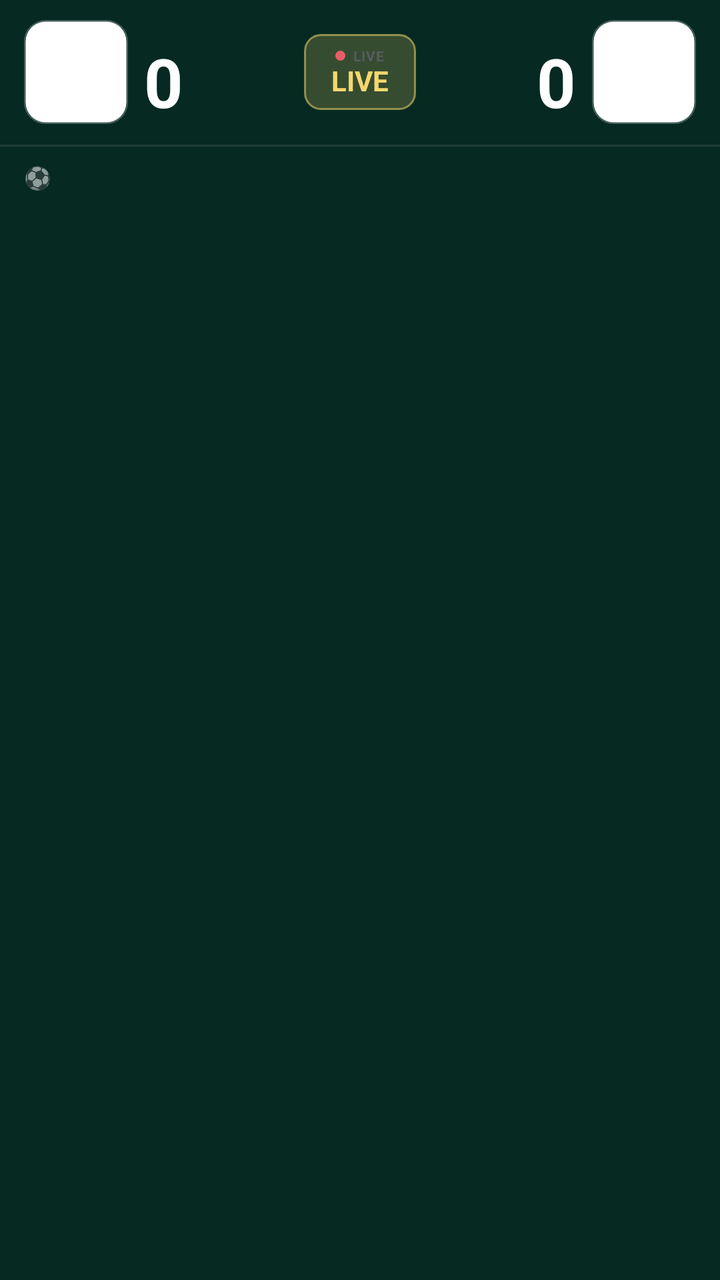
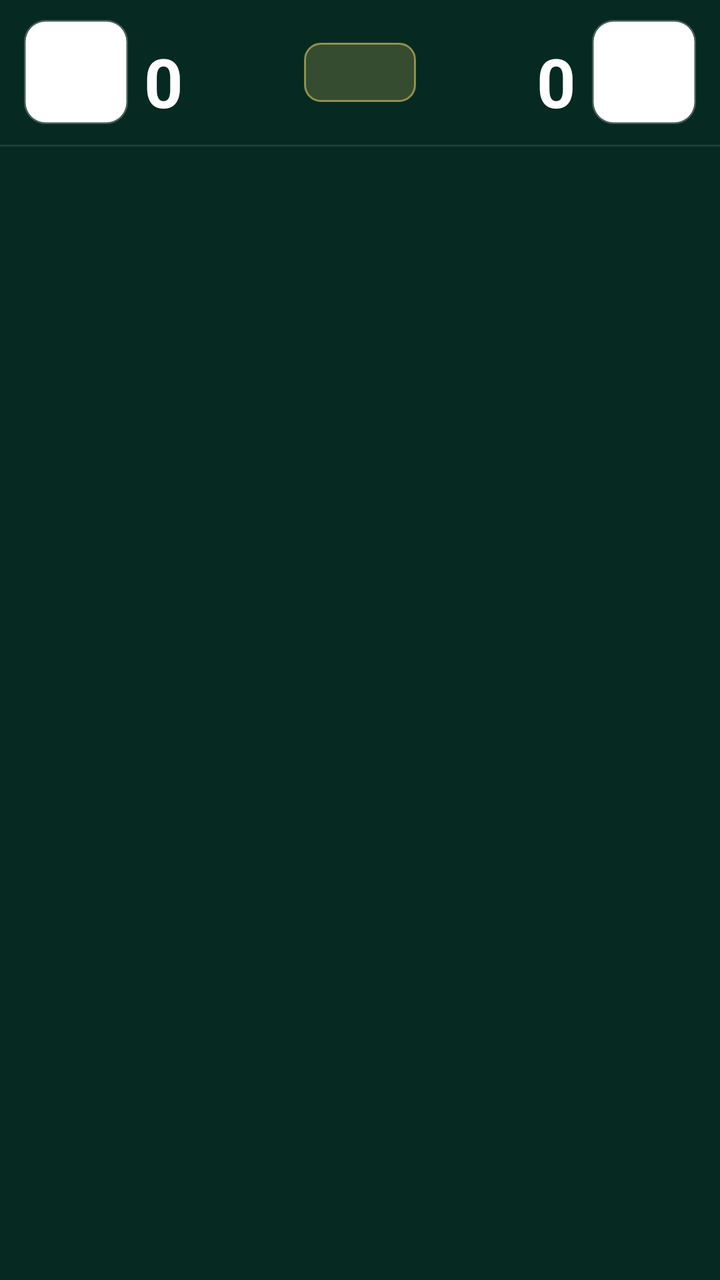

The first picture is an Android layout as it rendered before a commit; the second is the same layout after the commit. The layout source and the unified diff follow.
<!-- AndroidManifest.xml: fallback theme Theme.MaterialComponents.DayNight.NoActionBar -->
<!-- res/layout/live_activity.xml -->
<?xml version="1.0" encoding="utf-8"?>
<LinearLayout xmlns:android="http://schemas.android.com/apk/res/android"
    android:layout_width="match_parent"
    android:layout_height="wrap_content"
    android:background="#FF062921"
    android:orientation="vertical">

    
    <LinearLayout
        android:layout_width="match_parent"
        android:layout_height="wrap_content"
        android:gravity="center_vertical"
        android:orientation="horizontal"
        android:paddingStart="12dp"
        android:paddingEnd="12dp"
        android:paddingTop="10dp"
        android:paddingBottom="10dp">

        
        <LinearLayout
            android:layout_width="0dp"
            android:layout_height="wrap_content"
            android:layout_weight="1"
            android:gravity="center_vertical"
            android:orientation="horizontal">

            
            <FrameLayout
                android:id="@+id/team1_logo_frame"
                android:layout_width="52dp"
                android:layout_height="52dp"
                android:background="@drawable/live_logo_card_bg"
                android:padding="4dp">

                <ImageView
                    android:id="@+id/team1_image"
                    android:layout_width="match_parent"
                    android:layout_height="match_parent"
                    android:adjustViewBounds="true"
                    android:scaleType="fitCenter"
                    android:visibility="gone" />

                <TextView
                    android:id="@+id/team1_monogram"
                    android:layout_width="match_parent"
                    android:layout_height="match_parent"
                    android:gravity="center"
                    android:text="—"
                    android:textColor="#FF062921"
                    android:textSize="14sp"
                    android:textStyle="bold"
                    android:visibility="gone" />
            </FrameLayout>

            
            <LinearLayout
                android:layout_width="0dp"
                android:layout_height="wrap_content"
                android:layout_weight="1"
                android:layout_marginStart="8dp"
                android:orientation="vertical">

                <TextView
                    android:id="@+id/team1_abbrev"
                    android:layout_width="wrap_content"
                    android:layout_height="wrap_content"
                    android:ellipsize="end"
                    android:maxLines="1"
                    android:textColor="#99FFFFFF"
                    android:textSize="9sp"
                    android:textStyle="bold" />

                <TextView
                    android:id="@+id/team1_score"
                    android:layout_width="wrap_content"
                    android:layout_height="wrap_content"
                    android:includeFontPadding="false"
                    android:text="0"
                    android:textColor="#FFFFFFFF"
                    android:textSize="34sp"
                    android:textStyle="bold" />
            </LinearLayout>
        </LinearLayout>

        
        <LinearLayout
            android:layout_width="wrap_content"
            android:layout_height="wrap_content"
            android:layout_marginHorizontal="6dp"
            android:background="@drawable/live_minute_chip"
            android:gravity="center"
            android:minWidth="56dp"
            android:orientation="vertical"
            android:paddingHorizontal="8dp"
            android:paddingVertical="6dp">

            
            <LinearLayout
                android:layout_width="wrap_content"
                android:layout_height="wrap_content"
                android:gravity="center_vertical"
                android:orientation="horizontal">

                <TextView
                    android:layout_width="5dp"
                    android:layout_height="5dp"
                    android:layout_marginEnd="4dp"
                    android:background="@drawable/live_dot_red" />

                <TextView
                    android:layout_width="wrap_content"
                    android:layout_height="wrap_content"
                    android:letterSpacing="0.04"
                    android:text="LIVE"
                    android:textColor="#E8595D6A"
                    android:textSize="7sp"
                    android:textStyle="bold" />
            </LinearLayout>

            
            <TextView
                android:id="@+id/match_status"
                android:layout_width="wrap_content"
                android:layout_height="wrap_content"
                android:gravity="center"
                android:includeFontPadding="false"
                android:text="LIVE"
                android:textColor="#FFF5D76E"
                android:textSize="14sp"
                android:textStyle="bold" />
        </LinearLayout>

        
        <LinearLayout
            android:layout_width="0dp"
            android:layout_height="wrap_content"
            android:layout_weight="1"
            android:gravity="center_vertical|end"
            android:orientation="horizontal">

            
            <LinearLayout
                android:layout_width="0dp"
                android:layout_height="wrap_content"
                android:layout_weight="1"
                android:layout_marginEnd="8dp"
                android:gravity="end"
                android:orientation="vertical">

                <TextView
                    android:id="@+id/team2_abbrev"
                    android:layout_width="wrap_content"
                    android:layout_height="wrap_content"
                    android:ellipsize="end"
                    android:gravity="end"
                    android:maxLines="1"
                    android:textColor="#99FFFFFF"
                    android:textSize="9sp"
                    android:textStyle="bold" />

                <TextView
                    android:id="@+id/team2_score"
                    android:layout_width="wrap_content"
                    android:layout_height="wrap_content"
                    android:gravity="end"
                    android:includeFontPadding="false"
                    android:text="0"
                    android:textColor="#FFFFFFFF"
                    android:textSize="34sp"
                    android:textStyle="bold" />
            </LinearLayout>

            
            <FrameLayout
                android:id="@+id/team2_logo_frame"
                android:layout_width="52dp"
                android:layout_height="52dp"
                android:background="@drawable/live_logo_card_bg"
                android:padding="4dp">

                <ImageView
                    android:id="@+id/team2_image"
                    android:layout_width="match_parent"
                    android:layout_height="match_parent"
                    android:adjustViewBounds="true"
                    android:scaleType="fitCenter"
                    android:visibility="gone" />

                <TextView
                    android:id="@+id/team2_monogram"
                    android:layout_width="match_parent"
                    android:layout_height="match_parent"
                    android:gravity="center"
                    android:text="—"
                    android:textColor="#FF062921"
                    android:textSize="14sp"
                    android:textStyle="bold"
                    android:visibility="gone" />
            </FrameLayout>
        </LinearLayout>
    </LinearLayout>

    
    <View
        android:layout_width="match_parent"
        android:layout_height="1dp"
        android:background="#1AFFFFFF" />

    
    <LinearLayout
        android:id="@+id/event_bar"
        android:layout_width="match_parent"
        android:layout_height="wrap_content"
        android:gravity="center_vertical"
        android:orientation="horizontal"
        android:paddingStart="12dp"
        android:paddingEnd="12dp"
        android:paddingTop="8dp"
        android:paddingBottom="8dp"
        android:visibility="visible">

        
        <TextView
            android:layout_width="wrap_content"
            android:layout_height="wrap_content"
            android:layout_marginEnd="6dp"
            android:text="⚽"
            android:textSize="11sp" />

        
        <TextView
            android:id="@+id/last_event"
            android:layout_width="0dp"
            android:layout_height="wrap_content"
            android:layout_weight="1"
            android:ellipsize="end"
            android:maxLines="1"
            android:textColor="#CCF5D76E"
            android:textSize="10sp"
            android:textStyle="bold" />
    </LinearLayout>

    
    <ImageView android:id="@+id/team1_image_placeholder" android:layout_width="0dp" android:layout_height="0dp" android:visibility="gone" />
    <ImageView android:id="@+id/team2_image_placeholder" android:layout_width="0dp" android:layout_height="0dp" android:visibility="gone" />
    <Chronometer android:id="@+id/match_time" android:layout_width="0dp" android:layout_height="0dp" android:visibility="gone" />

</LinearLayout>
<!-- resources referenced by this layout -->
<resources>
  <!-- drawable live_dot_red (drawable) -->
  <?xml version="1.0" encoding="utf-8"?>
  <shape xmlns:android="http://schemas.android.com/apk/res/android"
      android:shape="oval">
      <solid android:color="#FFE85D6A" />
      <size
          android:width="7dp"
          android:height="7dp" />
  </shape>
  <!-- drawable live_logo_card_bg (drawable) -->
  <?xml version="1.0" encoding="utf-8"?>
  <shape xmlns:android="http://schemas.android.com/apk/res/android"
      android:shape="rectangle">
      <solid android:color="#FFFFFFFF" />
      <corners android:radius="10dp" />
      
      <stroke
          android:width="1.5dp"
          android:color="#40FFFFFF" />
  </shape>
  <!-- drawable live_minute_chip (drawable) -->
  <?xml version="1.0" encoding="utf-8"?>
  <shape xmlns:android="http://schemas.android.com/apk/res/android"
      android:shape="rectangle">
      <solid android:color="#33F5D76E" />
      <corners android:radius="8dp" />
      <stroke
          android:width="1dp"
          android:color="#88F5D76E" />
  </shape>
</resources>

<!-- the commit's change to res/layout/live_activity.xml (unified diff, before → after) -->
@@ -83,52 +83,21 @@
         </LinearLayout>
 
         
-        <LinearLayout
+        <TextView
+            android:id="@+id/match_status"
             android:layout_width="wrap_content"
             android:layout_height="wrap_content"
             android:layout_marginHorizontal="6dp"
             android:background="@drawable/live_minute_chip"
             android:gravity="center"
             android:minWidth="56dp"
-            android:orientation="vertical"
-            android:paddingHorizontal="8dp"
-            android:paddingVertical="6dp">
-
-            
-            <LinearLayout
-                android:layout_width="wrap_content"
-                android:layout_height="wrap_content"
-                android:gravity="center_vertical"
-                android:orientation="horizontal">
-
-                <TextView
-                    android:layout_width="5dp"
-                    android:layout_height="5dp"
-                    android:layout_marginEnd="4dp"
-                    android:background="@drawable/live_dot_red" />
-
-                <TextView
-                    android:layout_width="wrap_content"
-                    android:layout_height="wrap_content"
-                    android:letterSpacing="0.04"
-                    android:text="LIVE"
-                    android:textColor="#E8595D6A"
-                    android:textSize="7sp"
-                    android:textStyle="bold" />
-            </LinearLayout>
-
-            
-            <TextView
-                android:id="@+id/match_status"
-                android:layout_width="wrap_content"
-                android:layout_height="wrap_content"
-                android:gravity="center"
-                android:includeFontPadding="false"
-                android:text="LIVE"
-                android:textColor="#FFF5D76E"
-                android:textSize="14sp"
-                android:textStyle="bold" />
-        </LinearLayout>
+            android:includeFontPadding="false"
+            android:paddingHorizontal="10dp"
+            android:paddingVertical="6dp"
+            android:text=""
+            android:textColor="#FFF5D76E"
+            android:textSize="15sp"
+            android:textStyle="bold" />
 
         
         <LinearLayout
@@ -202,6 +171,7 @@
 
     
     <View
+        android:id="@+id/event_separator"
         android:layout_width="match_parent"
         android:layout_height="1dp"
         android:background="#1AFFFFFF" />
@@ -221,14 +191,6 @@
 
         
         <TextView
-            android:layout_width="wrap_content"
-            android:layout_height="wrap_content"
-            android:layout_marginEnd="6dp"
-            android:text="⚽"
-            android:textSize="11sp" />
-
-        
-        <TextView
             android:id="@+id/last_event"
             android:layout_width="0dp"
             android:layout_height="wrap_content"
<!-- resource entries referenced after the edit -->
@@ -1,14 +1,5 @@
 <!-- resources referenced by this layout -->
 <resources>
-  <!-- drawable live_dot_red (drawable) -->
-  <?xml version="1.0" encoding="utf-8"?>
-  <shape xmlns:android="http://schemas.android.com/apk/res/android"
-      android:shape="oval">
-      <solid android:color="#FFE85D6A" />
-      <size
-          android:width="7dp"
-          android:height="7dp" />
-  </shape>
   <!-- drawable live_logo_card_bg (drawable) -->
   <?xml version="1.0" encoding="utf-8"?>
   <shape xmlns:android="http://schemas.android.com/apk/res/android"
